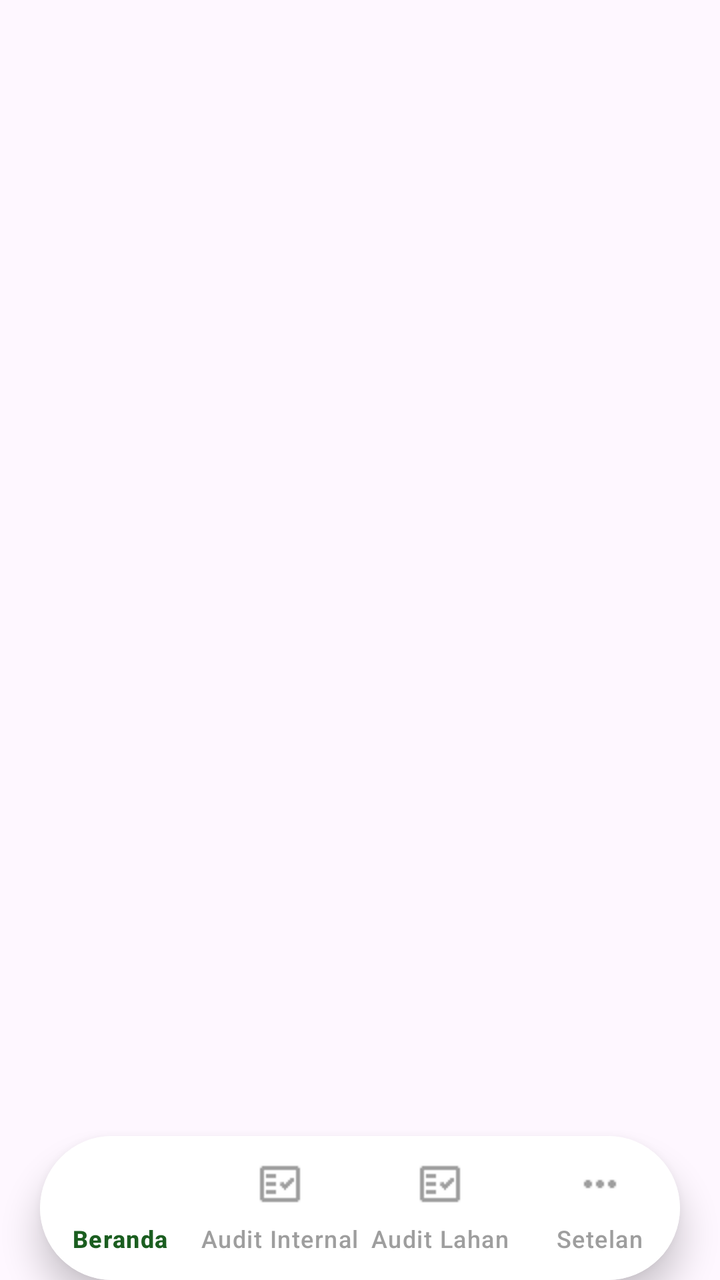
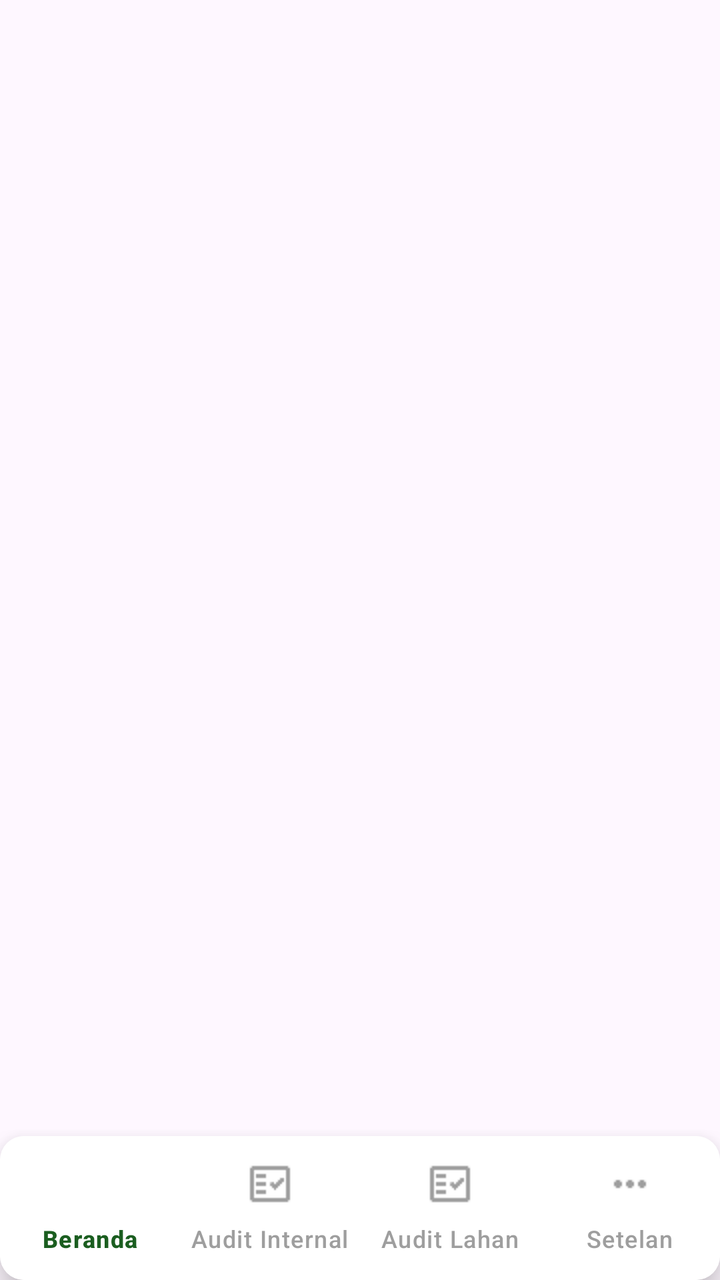

Screens rendered from an Android XML layout before and after an edit, with the pre-edit source and the edit as a unified diff.
<!-- AndroidManifest.xml: application theme Theme.Notasawit -->
<!-- res/layout/activity_base_admin.xml -->
<?xml version="1.0" encoding="utf-8"?>
<androidx.constraintlayout.widget.ConstraintLayout xmlns:android="http://schemas.android.com/apk/res/android"
    xmlns:app="http://schemas.android.com/apk/res-auto"
    xmlns:tools="http://schemas.android.com/tools"
    android:id="@+id/main"
    android:layout_width="match_parent"
    android:layout_height="match_parent"
    tools:context=".Admin.BaseAdminActivity">

    <FrameLayout
        android:id="@+id/fragment_container"
        android:layout_width="match_parent"
        android:layout_height="0dp"
        app:layout_constraintBottom_toTopOf="@id/cardBottomNav"
        app:layout_constraintEnd_toEndOf="parent"
        app:layout_constraintStart_toStartOf="parent"
        app:layout_constraintTop_toTopOf="parent" />

    <com.google.android.material.card.MaterialCardView
        android:id="@+id/cardBottomNav"
        android:layout_width="match_parent"
        android:layout_height="72dp"
        android:layout_marginHorizontal="20dp"
        app:cardCornerRadius="50dp"
        app:cardBackgroundColor="@android:color/white"
        app:cardElevation="10dp"
        app:strokeWidth="0dp"
        app:layout_constraintBottom_toBottomOf="parent"
        app:layout_constraintStart_toStartOf="parent"
        app:layout_constraintEnd_toEndOf="parent">

        <com.google.android.material.bottomnavigation.BottomNavigationView
            android:id="@+id/bottomNavigation"
            android:layout_width="match_parent"
            android:layout_height="wrap_content"
            android:background="@android:color/white"
            app:labelVisibilityMode="labeled"
            app:itemHorizontalTranslationEnabled="true"
            app:itemIconTint="@color/nav_item_color_icon"
            app:itemTextColor="@color/nav_item_color_state"
            app:itemActiveIndicatorStyle="@style/CustomActiveIndicator"
            app:menu="@menu/bottom_nav_menu_admin"
            style="@style/Widget.Material3.BottomNavigationView" />

    </com.google.android.material.card.MaterialCardView>
</androidx.constraintlayout.widget.ConstraintLayout>
<!-- resources referenced by this layout -->
<resources>
  <style name="CustomActiveIndicator" parent="Widget.Material3.BottomNavigationView.ActiveIndicator">
          <item name="android:color">@color/agri_green_dark</item>
  
          <item name="shapeAppearance">@style/ShapeAppearance.Material3.Corner.Full</item>
      </style>
  <style name="Theme.Notasawit" parent="Base.Theme.Notasawit" />
  <color name="agri_green_dark">#1B5E20</color>
  <style name="Base.Theme.Notasawit" parent="Theme.Material3.DayNight.NoActionBar">
          
          
      </style>
</resources>

<!-- the commit's change to res/layout/activity_base_admin.xml (unified diff, before → after) -->
@@ -20,8 +20,6 @@
         android:id="@+id/cardBottomNav"
         android:layout_width="match_parent"
         android:layout_height="72dp"
-        android:layout_marginHorizontal="20dp"
-        app:cardCornerRadius="50dp"
         app:cardBackgroundColor="@android:color/white"
         app:cardElevation="10dp"
         app:strokeWidth="0dp"
